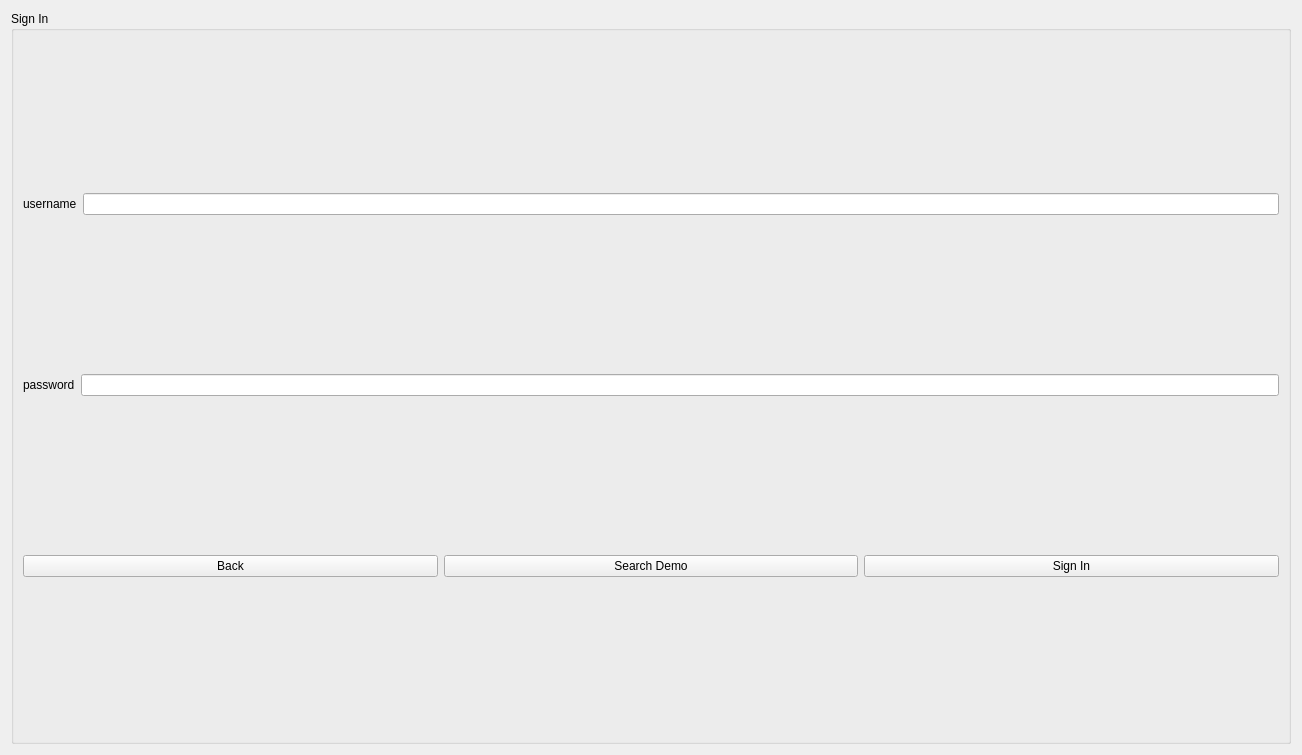
Qt form modules/UI/src/SignIn.ui (PerryVrajnitorincul26/proiectMCPP) before a commit.
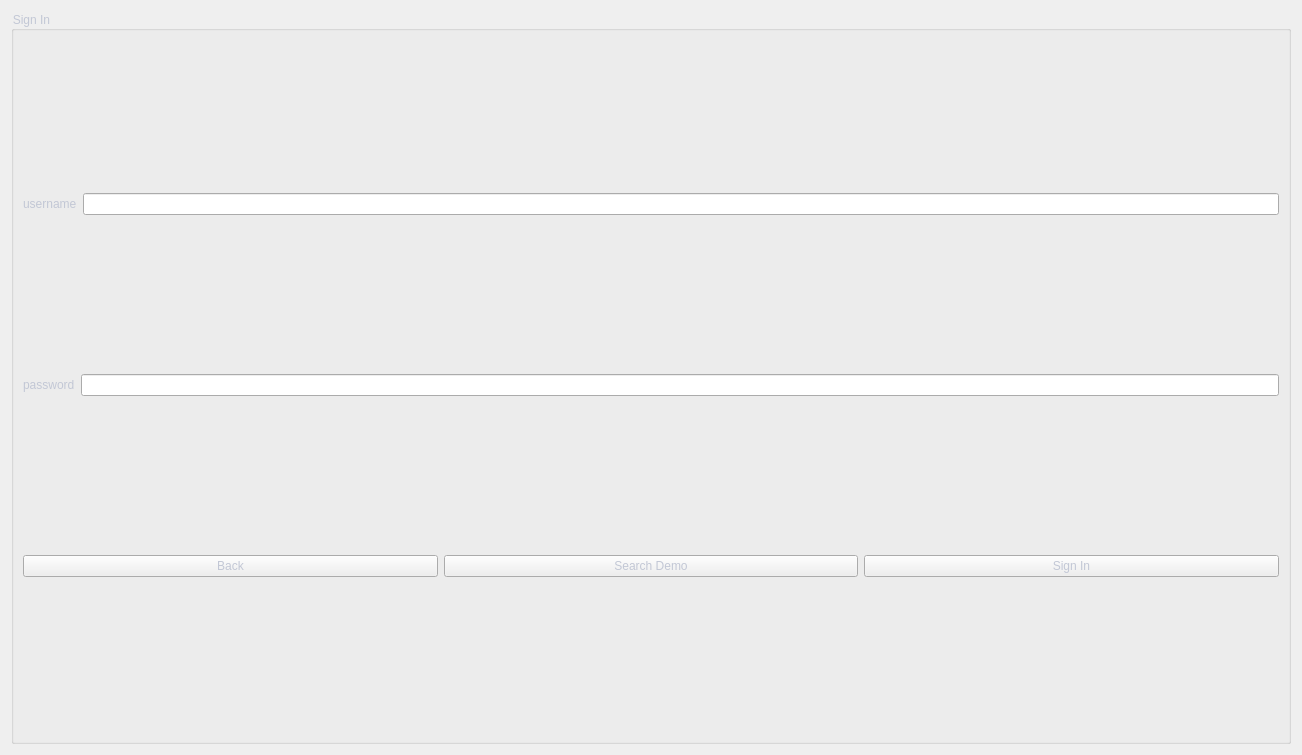
The same form after that commit.

Commit message: Set GUI theme(stylesheet) class.

The edit to the form file:
```diff
--- a/modules/UI/src/SignIn.ui
+++ b/modules/UI/src/SignIn.ui
@@ -18,6 +18,9 @@
     <layout class="QHBoxLayout" name="horizontalLayout_4">
      <item>
       <widget class="QGroupBox" name="groupBox">
+       <property name="styleSheet">
+        <string notr="true">color: #c2c7d5</string>
+       </property>
        <property name="title">
         <string>Sign In</string>
        </property>
```
Left out of the diff: 12 changed lines with no effect on the pictures. The commit also changes 4 other files.
